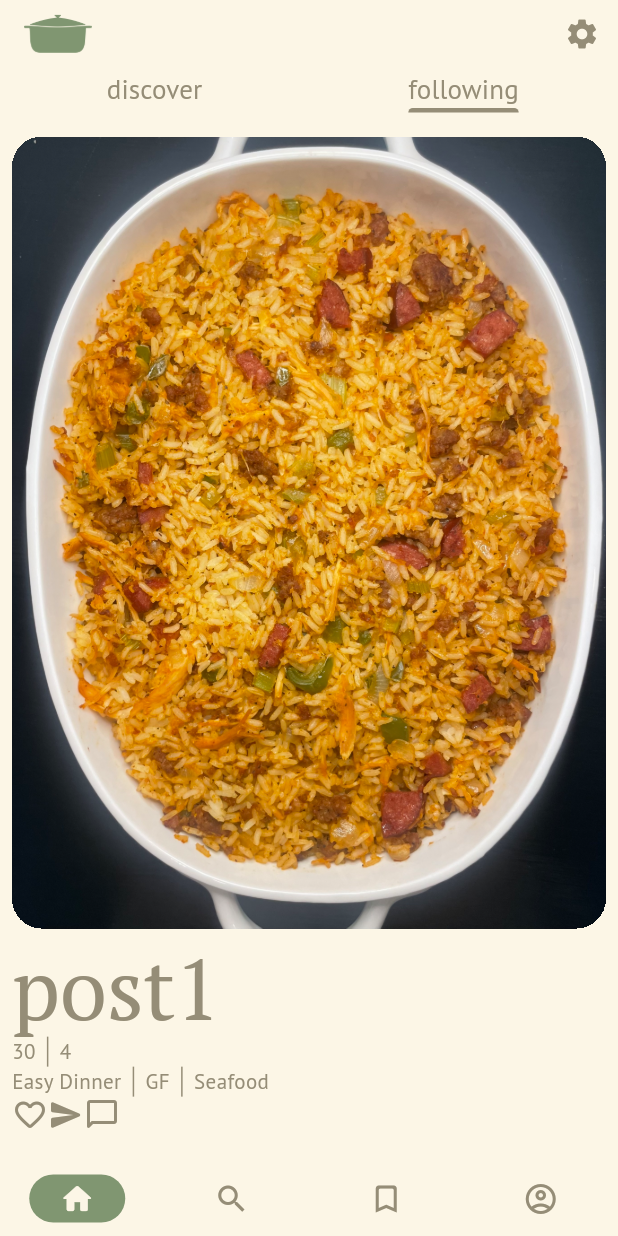
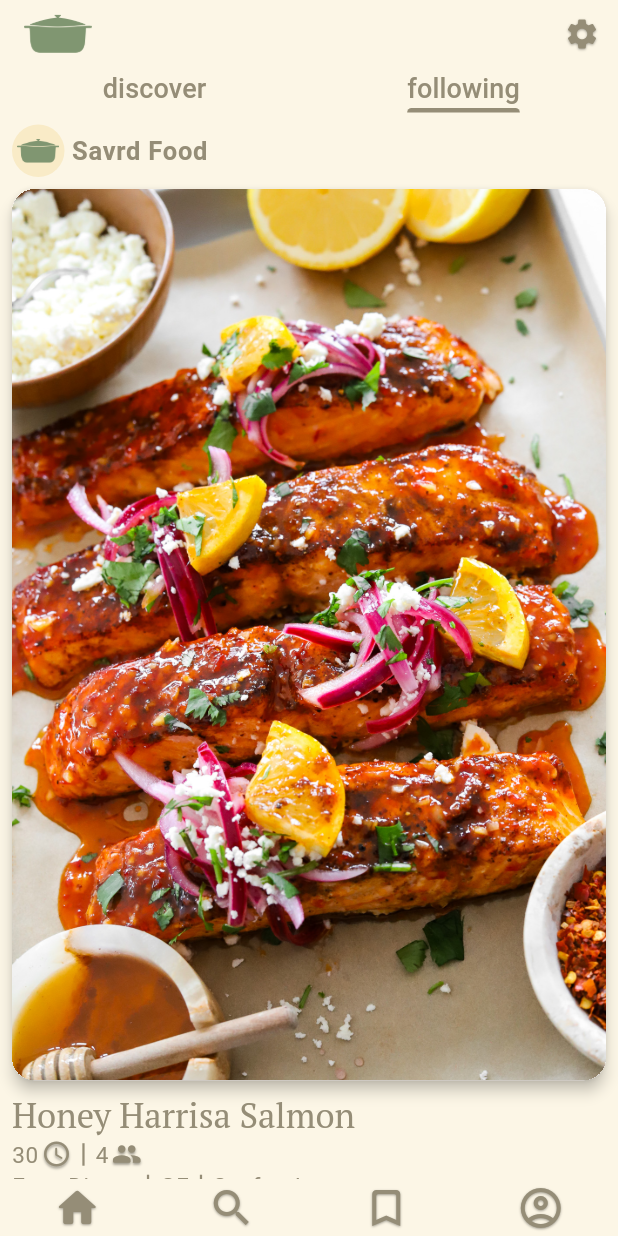
Before and after one commit to arbaker2/savrdUI, a Flutter app: the screen it shows after launch, tab 2 chosen, on a phone screen of 412 x 824 dp. Run offline on Flutter 3.47's test engine with Material 3 defaults, Android fonts, the phone set to English and light mode, and no system bars; our stand-ins replace google_fonts; generated files the repository leaves out were written again; Roboto replaces fonts that are missing (Arimo).

Commit message:
more themeing

```diff
--- a/lib/src/app.dart
+++ b/lib/src/app.dart
@@ -87,7 +87,8 @@ class MyApp extends StatelessWidget {
           // Define a light and dark color theme. Then, read the user's
           // preferred ThemeMode (light, dark, or system default) from the
           // SettingsController to display the correct theme.
-          theme: _buildTheme(),//ThemeData(textTheme: GoogleFonts.ptSerifTextTheme(textTheme)),
+          theme:
+              _buildTheme(), //ThemeData(textTheme: GoogleFonts.ptSerifTextTheme(textTheme)),
           darkTheme: ThemeData.dark(),
           themeMode: settingsController.themeMode,
 
@@ -117,20 +118,73 @@ class MyApp extends StatelessWidget {
 
 ThemeData _buildTheme() {
   var baseTheme = ThemeData();
-  const colorScheme = ColorScheme(brightness: Brightness.light, surfaceTint: Colors.transparent, primary: Color(0xFF958D77), onPrimary: Color(0xFFFCF6E6), secondary: Color(0xFF809671), onSecondary: Color(0xFFFCF6E6), error: Color(0xFFFF6961), onError: Color(0xFFFFFAFA), background: Color(0xFFFCF6E6), onBackground: Color(0xFF958D77), surface: Color(0xFFFCF6E6), onSurface: Color(0xFF958D77));
+  const colorScheme = ColorScheme(
+      brightness: Brightness.light,
+      surfaceTint: Colors.transparent,
+      primary: Color(0xFF958D77),
+      onPrimary: Color(0xFFFCF6E6),
+      secondary: Color(0xFF809671),
+      onSecondary: Color(0xFFFCF6E6),
+      error: Color(0xFFFF6961),
+      onError: Color(0xFFFFFAFA),
+      background: Color(0xFFFCF6E6),
+      onBackground: Color(0xFF958D77),
+      surface: Color(0xFFFCF6E6),
+      onSurface: Color(0xFF958D77),
+      tertiary: Color(0xFFF9EBC7));
+  var baseIconTheme = IconThemeData(
+    color: colorScheme.primary,
+    shadows: <Shadow>[
+      Shadow(
+          color: Color(0xFF403D34).withOpacity(.5),
+          blurRadius: 1.5,
+          offset: Offset(0, 1))
+    ],
+  );
 
   return baseTheme.copyWith(
-    textTheme: GoogleFonts.ptSerifTextTheme(baseTheme.textTheme).copyWith(
-      titleSmall: GoogleFonts.ptSans(textStyle: const TextStyle(fontSize: 18, fontWeight: FontWeight.w500, letterSpacing: 0.1)),
-      bodyLarge: GoogleFonts.ptSans(textStyle: baseTheme.textTheme.bodyLarge),
-      bodyMedium: GoogleFonts.ptSans(textStyle: baseTheme.textTheme.bodyMedium),
-      bodySmall: GoogleFonts.ptSans(textStyle: baseTheme.textTheme.bodySmall),
-      labelLarge: GoogleFonts.ptSans(textStyle: baseTheme.textTheme.labelLarge),
-      labelMedium: GoogleFonts.ptSans(textStyle: baseTheme.textTheme.labelMedium),
-      labelSmall: GoogleFonts.ptSans(textStyle: baseTheme.textTheme.labelSmall),
-    ).apply(bodyColor: colorScheme.primary, displayColor: colorScheme.primary),
+    textTheme: GoogleFonts.ptSerifTextTheme(baseTheme.textTheme)
+        .copyWith(
+          headlineSmall:
+              GoogleFonts.ptSerif(fontSize: 23, fontWeight: FontWeight.w500),
+          titleSmall: GoogleFonts.arimo(
+              textStyle: const TextStyle(
+                  fontSize: 18,
+                  fontWeight: FontWeight.w500,
+                  letterSpacing: 0.1)),
+          bodyLarge: GoogleFonts.arimo(
+              textStyle: const TextStyle(
+                  fontSize: 17,
+                  fontWeight: FontWeight.w600,
+                  letterSpacing: 0.5)),
+          bodyMedium: GoogleFonts.arimo(
+              textStyle: const TextStyle(
+                  fontSize: 15,
+                  fontWeight: FontWeight.w400,
+                  letterSpacing: 0.4)),
+          bodySmall: GoogleFonts.arimo(
+              textStyle: const TextStyle(
+                  fontSize: 13,
+                  fontWeight: FontWeight.w400,
+                  letterSpacing: 0.4)),
+          labelLarge:
+              GoogleFonts.arimo(textStyle: baseTheme.textTheme.labelLarge),
+          labelMedium:
+              GoogleFonts.arimo(textStyle: baseTheme.textTheme.labelMedium),
+          labelSmall:
+              GoogleFonts.arimo(textStyle: baseTheme.textTheme.labelSmall),
+        )
+        .apply(
+            bodyColor: colorScheme.primary, displayColor: colorScheme.primary),
     scaffoldBackgroundColor: const Color(0xFFFCF6E6),
     colorScheme: colorScheme,
-    iconTheme: IconThemeData(color: colorScheme.primary)
+    iconTheme: baseIconTheme,
+    tabBarTheme: TabBarTheme(
+        overlayColor: MaterialStateProperty.all(Colors.transparent)),
+    navigationBarTheme: NavigationBarThemeData(
+        height: 38,
+        indicatorColor: colorScheme.background,
+        overlayColor: MaterialStateProperty.all(Colors.transparent),
+        iconTheme: MaterialStateProperty.all(baseIconTheme.copyWith(size: 32))),
   );
 }
--- a/lib/src/sample_feature/post_tile.dart
+++ b/lib/src/sample_feature/post_tile.dart
@@ -1,6 +1,8 @@
 import 'package:flutter/material.dart';
 import 'package:flutter/widgets.dart';
 import 'package:savrd/src/sample_feature/post.dart';
+
+const BorderRadius imageBorderRadius = BorderRadius.all(Radius.circular(15));
 
 class PostTile extends StatelessWidget {
   const PostTile({super.key, required this.post});
@@ -9,33 +11,99 @@ class PostTile extends StatelessWidget {
 
   @override
   Widget build(BuildContext context) {
-
     return Padding(
       padding: const EdgeInsets.all(8.0),
       child: Column(
         crossAxisAlignment: CrossAxisAlignment.start,
         children: [
+          Row(
+            children: [
+              Container(
+                width: 35,
+                height: 35,
+                decoration: BoxDecoration(
+                    color: Theme.of(context).colorScheme.tertiary,
+                    borderRadius: BorderRadius.circular(30)),
+                child: Center(child: ImageIcon(AssetImage('assets/images/green_dutch_oven.png'), size: 28, color: Theme.of(context).colorScheme.secondary,)),
+              ),
+              Text(' ${post.account}', style: Theme.of(context).textTheme.bodyLarge),
+            ],
+          ),
           Padding(
             padding: const EdgeInsets.symmetric(vertical: 8.0),
-            child: Container(
-              clipBehavior: Clip.hardEdge,
-              decoration: const BoxDecoration(
-                  borderRadius: BorderRadius.all(Radius.circular(20))),
-              child: Image.asset('assets/images/jambalya.jpg'),
+            child: Material(
+              elevation: 4,
+              borderRadius: imageBorderRadius,
+              child: Container(
+                clipBehavior: Clip.hardEdge,
+                decoration:
+                    const BoxDecoration(borderRadius: imageBorderRadius),
+                child: Image.asset('assets/images/honey_harissa.jpeg'),
+              ),
             ),
           ),
-          Text(post.title, style: Theme.of(context).textTheme.displayLarge,),
-          IntrinsicHeight(child: Row(children: [Text(post.time!.toString()), VerticalDivider(), Text(post.servings!),],)),
+          Text(
+            post.title,
+            style: Theme.of(context).textTheme.headlineSmall,
+          ),
+          IntrinsicHeight(
+              child: Row(
+            children: [
+              Text(post.time!.toString()),
+              SizedBox(
+                width: 2,
+              ),
+              Icon(
+                Icons.schedule_rounded,
+                size: 20,
+              ),
+              VerticalDivider(
+                indent: 3,
+                endIndent: 3,
+                thickness: 1.5,
+              ),
+              Text(post.servings!),
+              SizedBox(
+                width: 2,
+              ),
+              Icon(
+                Icons.people_rounded,
+                size: 20,
+              ),
+            ],
+          )),
           // generate tag widgets from list of strings
-          if (post.tags != null) IntrinsicHeight(
-            child: Row(children: [...List.generate(post.tags!.length * 2 - 1, (item) {
-              if (item.isEven) {
-                return Text(post.tags![item~/2]);
-              }
-              return VerticalDivider();
-            }),]),
+          if (post.tags != null)
+            IntrinsicHeight(
+              child: Row(children: [
+                ...List.generate(post.tags!.length * 2 - 1, (item) {
+                  if (item.isEven) {
+                    return Text(post.tags![item ~/ 2]);
+                  }
+                  return VerticalDivider(
+                    indent: 3,
+                    endIndent: 3,
+                    thickness: 1.5,
+                  );
+                }),
+              ]),
+            ),
+          Padding(
+            padding: EdgeInsets.only(top: 2),
+            child: Row(
+              children: [
+                Icon(Icons.favorite_border_rounded),
+                SizedBox(
+                  width: 2,
+                ),
+                Icon(Icons.send_rounded),
+                SizedBox(
+                  width: 2,
+                ),
+                Icon(Icons.chat_bubble_outline_rounded),
+              ],
+            ),
           ),
-          Row(children: [Icon(Icons.favorite_border_rounded), Icon(Icons.send_rounded), Icon(Icons.chat_bubble_outline_rounded),],),
         ],
       ),
     );
--- a/lib/src/sample_feature/sample_item_list_view.dart
+++ b/lib/src/sample_feature/sample_item_list_view.dart
@@ -14,10 +14,10 @@ class SampleItemListView extends StatefulWidget {
       Post(
           id: 1,
           imageAssetLocation: 'location',
-          title: 'post1',
+          title: 'Honey Harrisa Salmon',
           time: 30,
           servings: '4',
-          account: 'account 1',
+          account: 'Savrd Food',
           tags: ['Easy Dinner', 'GF', 'Seafood']),
       Post(
           id: 2,
@@ -52,6 +52,7 @@ class _SampleItemListViewState extends State<SampleItemListView> {
     return DefaultTabController(
       initialIndex: 0,
       length: 2,
+      animationDuration: Duration(milliseconds: 800),
       child: Scaffold(
 
         // To work with lists that may contain a large number of items, it’s best
@@ -141,7 +142,6 @@ class _SampleItemListViewState extends State<SampleItemListView> {
           ),
         ),
         bottomNavigationBar: NavigationBar(
-          height: 50,
           labelBehavior: NavigationDestinationLabelBehavior.alwaysHide,
           selectedIndex: currentPageIndex,
           onDestinationSelected: (int index) {
```
Also changed, not shown: assets/images/honey_harissa.jpeg (added). Lines whose indentation alone changed are shown as unchanged.
